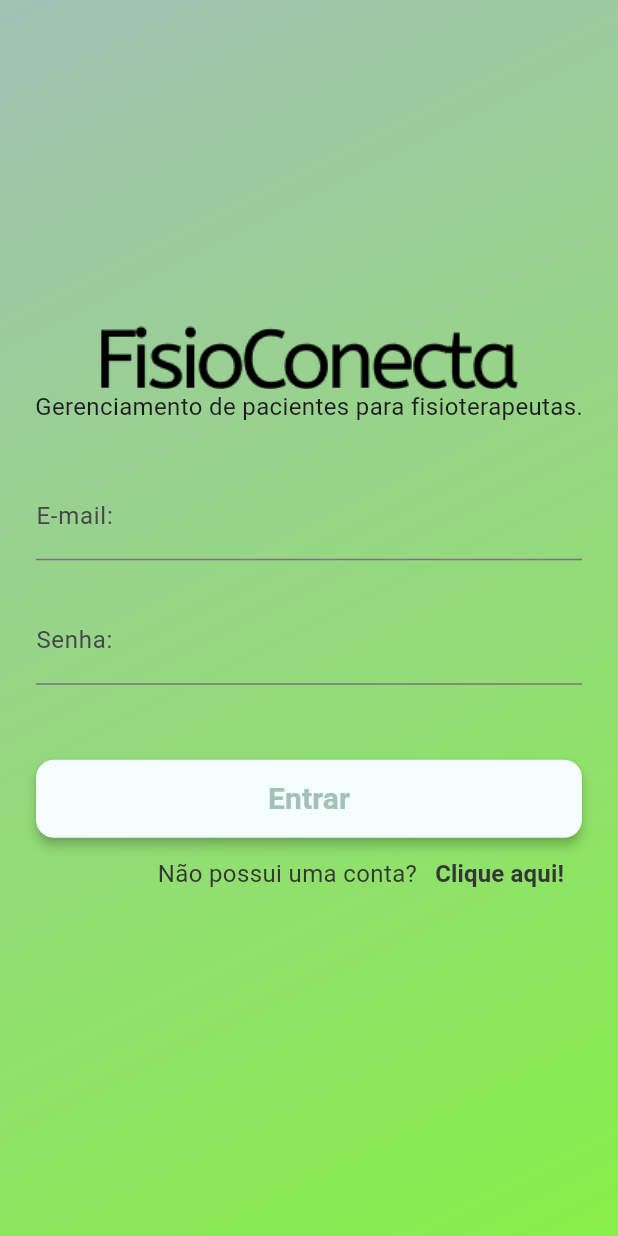
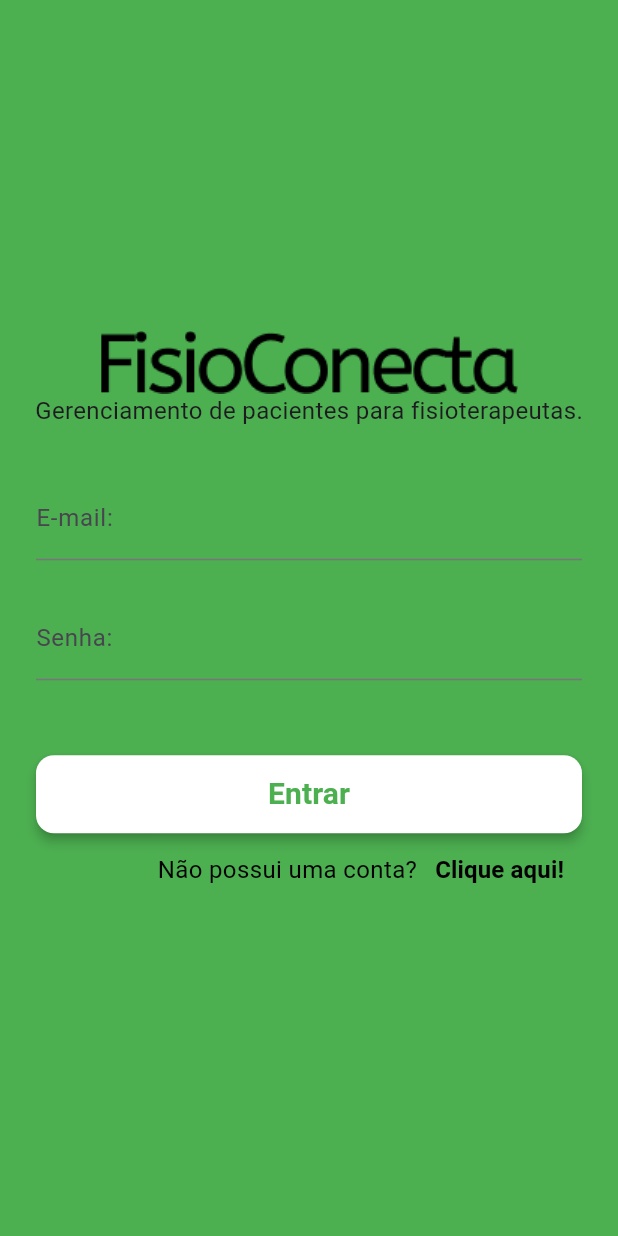
Before and after one commit to gihr0cha/app_fisio_tcc_fisioconecta, a Flutter app: the screen it shows after launch, on a phone screen of 412 x 824 dp. Run offline on Flutter 3.47's test engine with Material 3 defaults, Android fonts, the phone set to English and light mode, and no system bars; our stand-ins replace firebase_auth, firebase_core, firebase_database, go_router, pdf, printing; accounts and stored records are empty.

Commit message:
refactor: Update background color and styling in home_page.dart and exercicios_page.dart

```diff
--- a/lib/pages/exercicios_page.dart
+++ b/lib/pages/exercicios_page.dart
@@ -28,7 +28,7 @@ class _ExerciciosPageState extends State<ExerciciosPage> {
       appBar: AppBar(
         // O AppBar é usado para exibir o cabeçalho da página
         automaticallyImplyLeading: false,
-        backgroundColor: Colors.blueAccent,
+        backgroundColor: Colors.blue,
         title: Column(
           mainAxisAlignment: MainAxisAlignment.center,
           children: [
--- a/lib/pages/login_page.dart
+++ b/lib/pages/login_page.dart
@@ -1,7 +1,6 @@
 import 'package:flutter/material.dart';
 import 'package:go_router/go_router.dart';
 import 'package:firebase_auth/firebase_auth.dart';
-import '../assets/theme_app.dart';
 
 class LoginPage extends StatefulWidget {
   const LoginPage({super.key});
@@ -21,11 +20,6 @@ class _LoginPageState extends State<LoginPage> {
     // O método validateAndSave verifica se o formulário é válido e salva os dados no estado do widget
     final form = formKey.currentState;
     if (form!.validate()) {
-      ScaffoldMessenger.of(context).showSnackBar(
-        const SnackBar(
-          content: Text('Login validado'),
-        ),
-      );
       form.save();
       return true;
     } else {
@@ -66,11 +60,11 @@ class _LoginPageState extends State<LoginPage> {
             break;
           default:
             erroMessage = 'Erro';
-            rethrow; // Propaga o erro para o Flutter mostrar na tela
+          // Propaga o erro para o Flutter mostrar na tela
         }
       } else {
         erroMessage = 'Erro';
-        rethrow; // Propaga o erro para o Flutter mostrar na tela
+        // Propaga o erro para o Flutter mostrar na tela
       }
       mensagem(context, erroMessage);
     }
@@ -82,6 +76,7 @@ class _LoginPageState extends State<LoginPage> {
       content: Text(erroMessage!),
       action: SnackBarAction(
         label: 'Fechar',
+        textColor: Colors.green,
         onPressed: () {
           ScaffoldMessenger.of(context).hideCurrentSnackBar();
         },
@@ -99,11 +94,7 @@ class _LoginPageState extends State<LoginPage> {
         children: [
           Container(
             decoration: const BoxDecoration(
-              gradient: LinearGradient(
-                begin: Alignment.topLeft,
-                end: Alignment.bottomRight,
-                colors: [AppColors.greenApp, AppColors.gradienteBaixo],
-              ),
+              color: Colors.green,
             ),
           ),
           Column(
@@ -140,9 +131,7 @@ class _LoginPageState extends State<LoginPage> {
                   child: Column(
                     children: [
                       // O TextFormField é um campo de texto que valida o email inserido pelo usuário
-                      TextFormField(
-                        style: AppTheme.themeData.inputDecorationTheme
-                            .labelStyle, // Estilo do campo de texto
+                      TextFormField( // Estilo do campo de texto
                         validator: (value) =>
                             value!.isEmpty ? 'Campo obrigatório' : null,
                         onSaved: (value) => _email = value,
@@ -155,8 +144,7 @@ class _LoginPageState extends State<LoginPage> {
                       const SizedBox(height: 24),
                       // O TextFormField é um campo de texto que valida a senha inserida pelo usuário
                       TextFormField(
-                        style:
-                            AppTheme.themeData.inputDecorationTheme.labelStyle,
+
                         validator: (value) =>
                             value!.isEmpty ? 'Campo obrigatório' : null,
                         onSaved: (value) => _password = value,
@@ -166,7 +154,7 @@ class _LoginPageState extends State<LoginPage> {
                           labelText: 'Senha:',
                           hintText: 'Digite sua senha',
                         ),
-                        cursorColor: AppColors.greyApp,
+                        cursorColor: Colors.blue,
                       ),
                       const SizedBox(height: 50),
                       SizedBox(
@@ -175,7 +163,7 @@ class _LoginPageState extends State<LoginPage> {
                         child: ElevatedButton(
                           onPressed: validateAndSubmit,
                           style: ElevatedButton.styleFrom(
-                              backgroundColor: AppColors.whiteApp,
+                              backgroundColor: Colors.white,
                               elevation: 3,
                               shape: RoundedRectangleBorder(
                                 borderRadius: BorderRadius.circular(12),
@@ -183,7 +171,7 @@ class _LoginPageState extends State<LoginPage> {
                           child: const Text(
                             'Entrar',
                             style: TextStyle(
-                                color: AppColors.greenApp,
+                                color: Colors.green,
                                 fontSize: 20,
                                 fontWeight: FontWeight.w600),
                           ),
@@ -195,7 +183,11 @@ class _LoginPageState extends State<LoginPage> {
                           const Text(
                             'Não possui uma conta?',
                             style: TextStyle(
-                                fontSize: 16, color: AppColors.greyApp),
+                                fontSize: 16,
+                                color: Colors.black,
+
+                                ),
+
                           ),
                           // O TextButton é um botão de texto que, quando pressionado, navega para a página de criação de conta
                           TextButton(
@@ -203,8 +195,8 @@ class _LoginPageState extends State<LoginPage> {
                             child: const Text(
                               'Clique aqui!',
                               style: TextStyle(
-                                color: AppColors.greyApp,
-                                fontSize: 16,
+                               fontSize: 16,
+                                color: Colors.black,
                                 fontWeight: FontWeight.w700,
                               ),
                             ),
--- a/lib/widgets/navegation.dart
+++ b/lib/widgets/navegation.dart
@@ -17,7 +17,7 @@ class NavigacaoBar extends StatelessWidget {
           type: BottomNavigationBarType.fixed,
           backgroundColor: Colors.white,
           selectedItemColor: Colors.green[700],
-          unselectedItemColor: Colors.green[700],
+          unselectedItemColor: Colors.green,
           currentIndex: value,
           onTap: (int index) {
             selectedIndex.value = index;
```
Also changed, not shown: lib/pages/createAccount_page.dart (+6 -14 lines), lib/pages/home_page.dart (+6 -7 lines).
